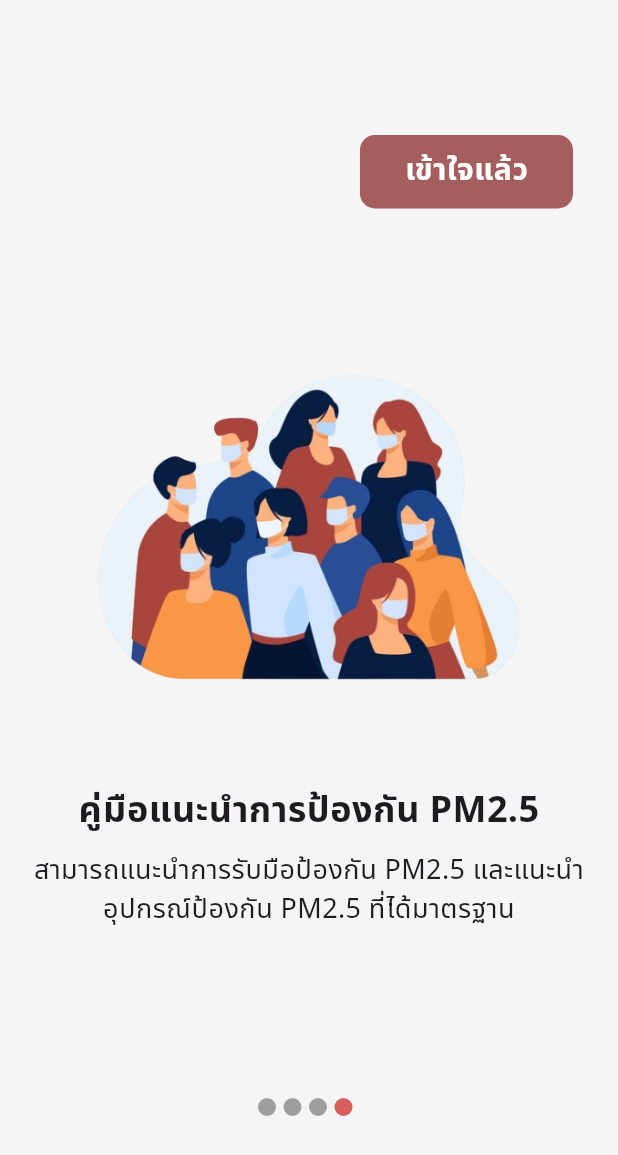
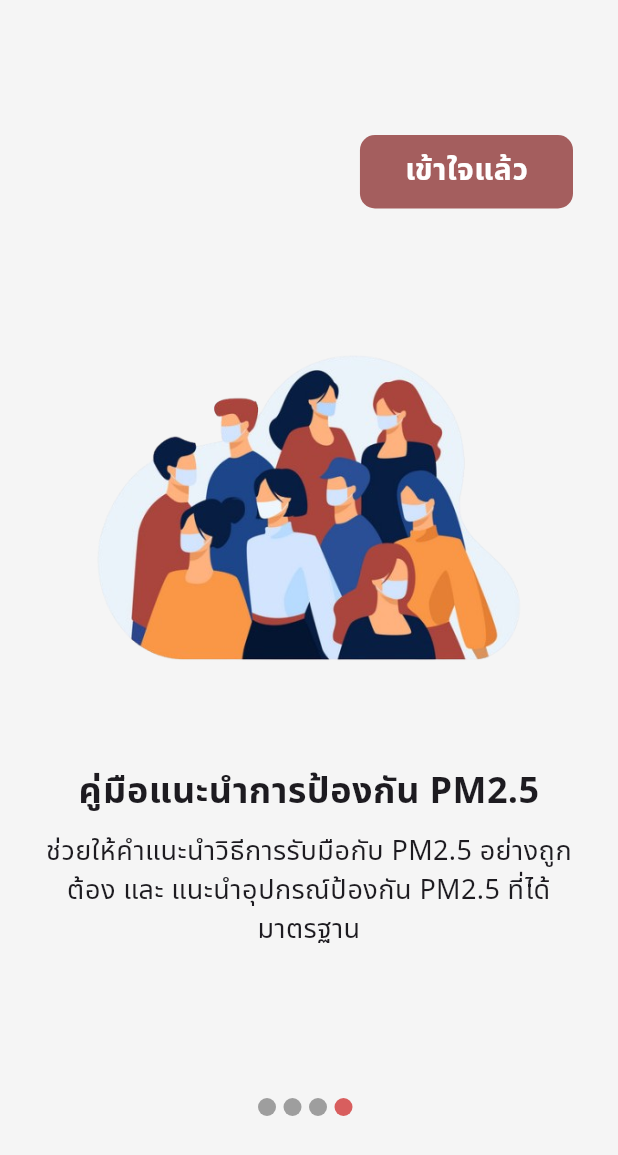
Before and after one commit to teeprakorn1/pm2_flutter_project, a Flutter app: the screen it shows after launch, swiped to page 4, on a phone screen of 412 x 824 dp. Shown: the top 1155 px of the screen. Run offline on Flutter 3.47's test engine with Material 3 defaults, Android fonts, the phone set to English and light mode, and no system bars; our stand-ins replace flutter_map, flutter_svg, latlong2, location, shared_preferences.

Commit message:
VERSION 0.4.3

```diff
--- a/lib/boarding_screen.dart
+++ b/lib/boarding_screen.dart
@@ -135,7 +135,7 @@ List<Map<String, String>> onboardingData = [
   {
     "image": "assets/images/onboarding_people.png",
     "title": "คู่มือแนะนำการป้องกัน PM2.5",
-    "description": "สามารถแนะนำการรับมือป้องกัน PM2.5 และแนะนำอุปกรณ์ป้องกัน PM2.5 ที่ได้มาตรฐาน"
+    "description": "ช่วยให้คำแนะนำวิธีการรับมือกับ PM2.5 อย่างถูกต้อง และ แนะนำอุปกรณ์ป้องกัน PM2.5 ที่ได้มาตรฐาน"
   }
 ];
 
--- a/lib/screens/home_screen.dart
+++ b/lib/screens/home_screen.dart
@@ -412,7 +412,7 @@ class HomeScreen extends StatelessWidget {
                       child: Row(
                         children: List.generate(7, (index) {
                           List<String> daysOfWeek = ['SUN', 'MON', 'TUE', 'WED', 'THU', 'FRI', 'SAT'];
-                          List<double> pmValues = [20.2, 44.6, 101.8, 182.1, 200.1, 203.1, 205.1]; // เปลี่ยนเป็น double
+                          List<double> pmValues = [20.2, 44.6, 101.8, 182.1, 200.1, 203.1, 205.1];
                           String day = daysOfWeek[index];
                           double pm = pmValues[index];
                           String iconPath;
@@ -454,7 +454,7 @@ class HomeScreen extends StatelessWidget {
                                   ),
                                   SizedBox(height: 5),
                                   Text(
-                                    pm.toStringAsFixed(1), // แสดงค่า PM1 ตำแหน่งทศนิยม
+                                    pm.toStringAsFixed(1),
                                     style: TextStyle(
                                       color: Color(0xFF4A4949),
                                       fontSize: 16 * scaleFactor,
--- a/pubspec.yaml
+++ b/pubspec.yaml
@@ -9,6 +9,7 @@ dependencies:
   flutter:
     sdk: flutter
   encrypt: ^5.0.3
+  flutter_launcher_icons: ^0.13.1
   shared_preferences: ^2.2.2
   device_info_plus: ^9.0.3
   flutter_secure_storage: ^9.0.0
@@ -22,7 +23,10 @@ dependencies:
   flutter_map: ^4.0.0
   latlong2: ^0.8.2
 
-
+flutter_launcher_icons:
+  android: true
+  ios: true
+  image_path: "assets/icons/app_icon.png"
 
 dev_dependencies:
   flutter_test:
```
Also changed, not shown: assets/icons/app_icon.png (added), pubspec.lock, 21 other files.
